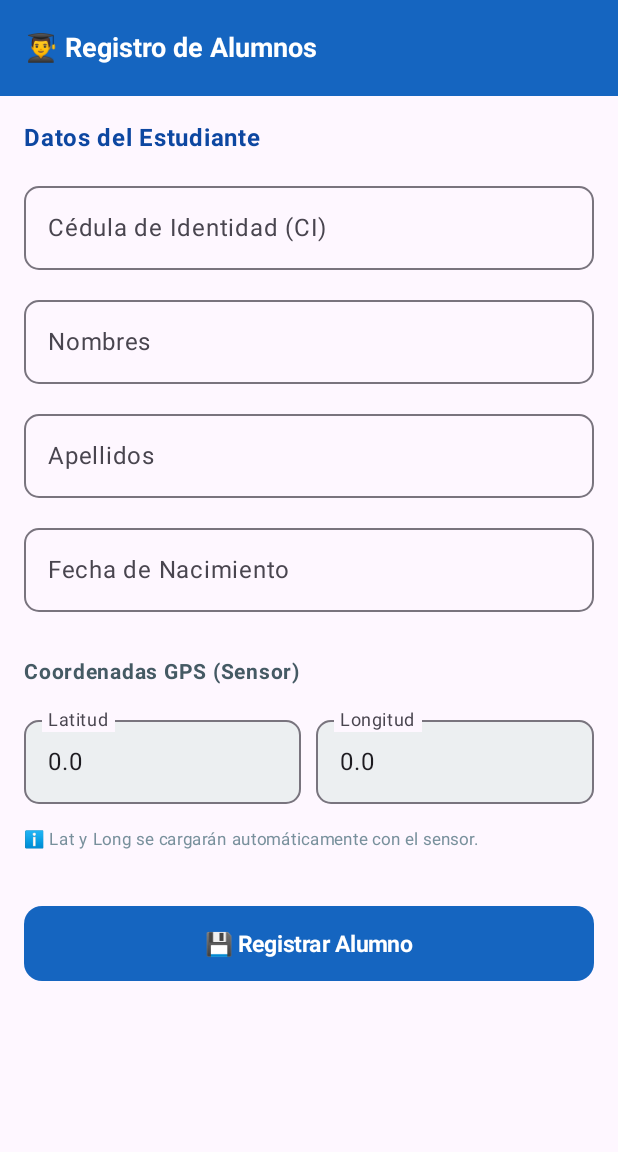
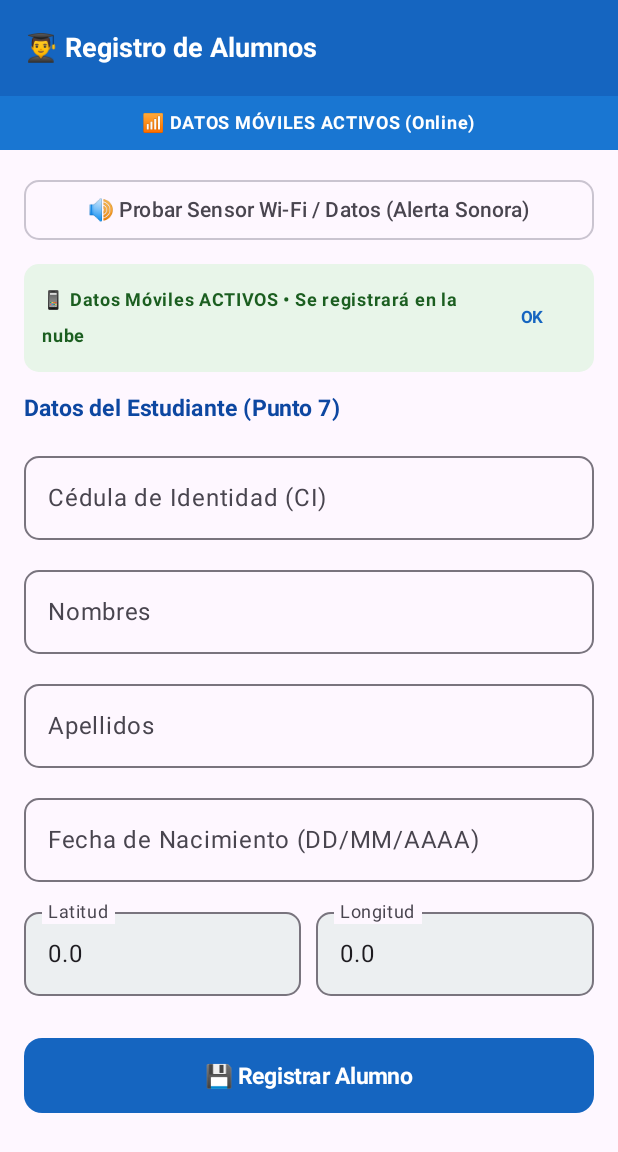
Before and after one commit to Zudokatotk/examen-, an Android app built with Jetpack Compose: the screen it shows after launch (MainActivity), on a phone screen of 412 x 824 dp. Shown: the top 1152 px of the screen. Run offline under Robolectric (Android 15) with nearby library versions, the phone set to English and light mode, and no system bars.

Commit message:
Punto 8: Verificacion de Wi-Fi/Datos con sonido y mensaje de alerta

```diff
--- a/app/src/main/AndroidManifest.xml
+++ b/app/src/main/AndroidManifest.xml
@@ -4,6 +4,7 @@
 
     <uses-permission android:name="android.permission.INTERNET" />
     <uses-permission android:name="android.permission.ACCESS_NETWORK_STATE" />
+    <uses-permission android:name="android.permission.ACCESS_WIFI_STATE" />
 
     <application
         android:allowBackup="true"
--- a/app/src/main/java/com/example/examen/MainActivity.kt
+++ b/app/src/main/java/com/example/examen/MainActivity.kt
@@ -1,10 +1,15 @@
 package com.example.examen
 
+import android.content.Context
+import android.net.ConnectivityManager
+import android.net.Network
+import android.net.NetworkRequest
 import android.os.Bundle
 import android.widget.Toast
 import androidx.activity.ComponentActivity
 import androidx.activity.compose.setContent
 import androidx.activity.enableEdgeToEdge
+import androidx.compose.foundation.background
 import androidx.compose.foundation.layout.*
 import androidx.compose.foundation.rememberScrollState
 import androidx.compose.foundation.shape.RoundedCornerShape
@@ -22,9 +27,16 @@ import androidx.compose.ui.unit.sp
 
 class MainActivity : ComponentActivity() {
 
+    private var estadoConexion = mutableStateOf(TipoConexion.SIN_CONEXION)
+    private var mensajeAlerta = mutableStateOf<String?>(null)
+    private var networkCallback: ConnectivityManager.NetworkCallback? = null
+
     override fun onCreate(savedInstanceState: Bundle?) {
         super.onCreate(savedInstanceState)
         enableEdgeToEdge()
+
+        // Monitoreo en tiempo real de Wi-Fi y Datos
+        iniciarMonitoreoRed()
 
         setContent {
             MaterialTheme(
@@ -39,6 +51,12 @@ class MainActivity : ComponentActivity() {
                     color = MaterialTheme.colorScheme.surface
                 ) {
                     RegistroAlumnoScreen(
+                        tipoConexion = estadoConexion.value,
+                        mensajeAlerta = mensajeAlerta.value,
+                        onVerificarConexionManual = {
+                            comprobarRedYEmitirAlerta(mostrarToast = true)
+                        },
+                        onDismissAlerta = { mensajeAlerta.value = null },
                         onRegistrarAlumno = { alumno ->
                             Toast.makeText(
                                 this,
@@ -51,29 +69,88 @@ class MainActivity : ComponentActivity() {
             }
         }
     }
+
+    override fun onResume() {
+        super.onResume()
+        comprobarRedYEmitirAlerta(mostrarToast = false)
+    }
+
+    override fun onDestroy() {
+        super.onDestroy()
+        networkCallback?.let {
+            val cm = getSystemService(Context.CONNECTIVITY_SERVICE) as? ConnectivityManager
+            cm?.unregisterNetworkCallback(it)
+        }
+    }
+
+    // ─────────────────────────────────────────────────────────────────────────
+    // PUNTO 8: Verificación de sensores Wi-Fi / Datos + Sonido + Mensaje
+    // ─────────────────────────────────────────────────────────────────────────
+
+    private fun comprobarRedYEmitirAlerta(mostrarToast: Boolean) {
+        val tipo = NetworkSoundHelper.verificarConexion(this)
+        estadoConexion.value = tipo
+
+        val hayInternet = (tipo != TipoConexion.SIN_CONEXION)
+        NetworkSoundHelper.reproducirSonidoAlerta(hayInternet)
+
+        val texto = when (tipo) {
+            TipoConexion.WIFI -> "🟢 Wi-Fi ACTIVO • Se registrará en la nube (Firestore)"
+            TipoConexion.DATOS_MOVILES -> "📱 Datos Móviles ACTIVOS • Se registrará en la nube"
+            TipoConexion.SIN_CONEXION -> "🔴 SIN CONEXIÓN • Se registrará en la Base de Datos Local"
+        }
+        mensajeAlerta.value = texto
+
+        if (mostrarToast) {
+            Toast.makeText(this, texto, Toast.LENGTH_SHORT).show()
+        }
+    }
+
+    private fun iniciarMonitoreoRed() {
+        val cm = getSystemService(Context.CONNECTIVITY_SERVICE) as? ConnectivityManager ?: return
+        val request = NetworkRequest.Builder().build()
+
+        networkCallback = object : ConnectivityManager.NetworkCallback() {
+            override fun onAvailable(network: Network) {
+                runOnUiThread {
+                    comprobarRedYEmitirAlerta(mostrarToast = true)
+                }
+            }
+
+            override fun onLost(network: Network) {
+                runOnUiThread {
+                    comprobarRedYEmitirAlerta(mostrarToast = true)
+                }
+            }
+        }
+        cm.registerNetworkCallback(request, networkCallback!!)
+    }
 }
 
 // ─────────────────────────────────────────────────────────────────────────────
-// PUNTO 7: Formulario de Alumno en Jetpack Compose
+// PANTALLA COMPOSE (Punto 7 + Punto 8)
 // ─────────────────────────────────────────────────────────────────────────────
 
 @OptIn(ExperimentalMaterial3Api::class)
 @Composable
 fun RegistroAlumnoScreen(
+    tipoConexion: TipoConexion,
+    mensajeAlerta: String?,
+    onVerificarConexionManual: () -> Unit,
+    onDismissAlerta: () -> Unit,
     onRegistrarAlumno: (Alumno) -> Unit
 ) {
-    // Estados para cada campo del formulario
     var ci by remember { mutableStateOf("") }
     var nombres by remember { mutableStateOf("") }
     var apellidos by remember { mutableStateOf("") }
     var fechaNacimiento by remember { mutableStateOf("") }
 
-    // Latitud y Longitud (Inicialmente en 0.0 o cargados por sensor)
     var latitud by remember { mutableStateOf("0.0") }
     var longitud by remember { mutableStateOf("0.0") }
 
     Scaffold(
         topBar = {
+            Column {
                 TopAppBar(
                     title = {
                         Text(
@@ -87,6 +164,29 @@ fun RegistroAlumnoScreen(
                         containerColor = Color(0xFF1565C0)
                     )
                 )
+
+                // Barra indicadora de Wi-Fi / Datos (Punto 8)
+                val (colorFondo, textoBarra) = when (tipoConexion) {
+                    TipoConexion.WIFI -> Color(0xFF2E7D32) to "📶 Wi-Fi ACTIVO (Online)"
+                    TipoConexion.DATOS_MOVILES -> Color(0xFF1976D2) to "📶 DATOS MÓVILES ACTIVOS (Online)"
+                    TipoConexion.SIN_CONEXION -> Color(0xFFC62828) to "⚠️ SIN CONEXIÓN (Modo Offline Local)"
+                }
+
+                Box(
+                    modifier = Modifier
+                        .fillMaxWidth()
+                        .background(colorFondo)
+                        .padding(vertical = 6.dp),
+                    contentAlignment = Alignment.Center
+                ) {
+                    Text(
+                        text = textoBarra,
+                        color = Color.White,
+                        fontSize = 12.sp,
+                        fontWeight = FontWeight.Bold
+                    )
+                }
+            }
         }
     ) { innerPadding ->
         Column(
@@ -97,77 +197,102 @@ fun RegistroAlumnoScreen(
                 .verticalScroll(rememberScrollState()),
             verticalArrangement = Arrangement.spacedBy(12.dp)
         ) {
+            // Botón de prueba para Punto 8 (Emitir sonido y verificar Wi-Fi)
+            OutlinedButton(
+                onClick = onVerificarConexionManual,
+                modifier = Modifier.fillMaxWidth(),
+                shape = RoundedCornerShape(10.dp)
+            ) {
+                Text("🔊 Probar Sensor Wi-Fi / Datos (Alerta Sonora)")
+            }
+
+            // Diálogo o Card de Alerta si cambió la red (Punto 8)
+            mensajeAlerta?.let { mensaje ->
+                Card(
+                    modifier = Modifier.fillMaxWidth(),
+                    shape = RoundedCornerShape(10.dp),
+                    colors = CardDefaults.cardColors(
+                        containerColor = if (tipoConexion != TipoConexion.SIN_CONEXION) Color(0xFFE8F5E9) else Color(0xFFFFEBEE)
+                    )
+                ) {
+                    Row(
+                        modifier = Modifier
+                            .fillMaxWidth()
+                            .padding(12.dp),
+                        verticalAlignment = Alignment.CenterVertically,
+                        horizontalArrangement = Arrangement.SpaceBetween
+                    ) {
                         Text(
-                text = "Datos del Estudiante",
-                fontSize = 16.sp,
+                            text = mensaje,
+                            fontSize = 12.sp,
+                            fontWeight = FontWeight.Bold,
+                            color = if (tipoConexion != TipoConexion.SIN_CONEXION) Color(0xFF1B5E20) else Color(0xFFB71C1C),
+                            modifier = Modifier.weight(1f)
+                        )
+                        TextButton(onClick = onDismissAlerta) {
+                            Text("OK", fontSize = 11.sp, fontWeight = FontWeight.Bold)
+                        }
+                    }
+                }
+            }
+
+            Text(
+                text = "Datos del Estudiante (Punto 7)",
+                fontSize = 15.sp,
                 fontWeight = FontWeight.Bold,
                 color = Color(0xFF0D47A1)
             )
 
-            // Campo: CI
+            // CI
             OutlinedTextField(
                 value = ci,
                 onValueChange = { ci = it },
                 label = { Text("Cédula de Identidad (CI)") },
-                placeholder = { Text("Ej: 8392102") },
                 keyboardOptions = KeyboardOptions(keyboardType = KeyboardType.Number),
                 modifier = Modifier.fillMaxWidth(),
                 singleLine = true,
                 shape = RoundedCornerShape(10.dp)
             )
 
-            // Campo: Nombres
+            // Nombres
             OutlinedTextField(
                 value = nombres,
                 onValueChange = { nombres = it },
                 label = { Text("Nombres") },
-                placeholder = { Text("Ej: Juan Carlos") },
                 modifier = Modifier.fillMaxWidth(),
                 singleLine = true,
                 shape = RoundedCornerShape(10.dp)
             )
 
-            // Campo: Apellidos
+            // Apellidos
             OutlinedTextField(
                 value = apellidos,
                 onValueChange = { apellidos = it },
                 label = { Text("Apellidos") },
-                placeholder = { Text("Ej: Pérez Gomez") },
                 modifier = Modifier.fillMaxWidth(),
                 singleLine = true,
                 shape = RoundedCornerShape(10.dp)
             )
 
-            // Campo: Fecha de Nacimiento
+            // Fecha de Nacimiento
             OutlinedTextField(
                 value = fechaNacimiento,
                 onValueChange = { fechaNacimiento = it },
-                label = { Text("Fecha de Nacimiento") },
-                placeholder = { Text("DD/MM/AAAA (Ej: 15/04/2001)") },
+                label = { Text("Fecha de Nacimiento (DD/MM/AAAA)") },
                 modifier = Modifier.fillMaxWidth(),
                 singleLine = true,
                 shape = RoundedCornerShape(10.dp)
             )
 
-            Spacer(modifier = Modifier.height(4.dp))
-
-            Text(
-                text = "Coordenadas GPS (Sensor)",
-                fontSize = 14.sp,
-                fontWeight = FontWeight.Bold,
-                color = Color(0xFF455A64)
-            )
-
-            // Fila con Latitud y Longitud (readOnly = true tal como pide el examen)
+            // Latitud y Longitud (readOnly)
             Row(
                 modifier = Modifier.fillMaxWidth(),
                 horizontalArrangement = Arrangement.spacedBy(10.dp)
             ) {
-                // Latitud
                 OutlinedTextField(
                     value = latitud,
                     onValueChange = {},
-                    readOnly = true, // No editable por el usuario
+                    readOnly = true,
                     label = { Text("Latitud") },
                     modifier = Modifier.weight(1f),
                     shape = RoundedCornerShape(10.dp),
@@ -177,11 +302,10 @@ fun RegistroAlumnoScreen(
                     )
                 )
 
-                // Longitud
                 OutlinedTextField(
                     value = longitud,
                     onValueChange = {},
-                    readOnly = true, // No editable por el usuario
+                    readOnly = true,
                     label = { Text("Longitud") },
                     modifier = Modifier.weight(1f),
                     shape = RoundedCornerShape(10.dp),
@@ -192,18 +316,12 @@ fun RegistroAlumnoScreen(
                 )
             }
 
-            Text(
-                text = "ℹ️ Lat y Long se cargarán automáticamente con el sensor.",
-                fontSize = 11.sp,
-                color = Color(0xFF78909C)
-            )
-
-            Spacer(modifier = Modifier.height(8.dp))
+            Spacer(modifier = Modifier.height(4.dp))
 
             // Botón de Registro
             Button(
                 onClick = {
-                    val nuevoAlumno = Alumno(
+                    val nuevo = Alumno(
                         ci = ci.trim(),
                         nombres = nombres.trim(),
                         apellidos = apellidos.trim(),
@@ -211,7 +329,7 @@ fun RegistroAlumnoScreen(
                         latitud = latitud.toDoubleOrNull() ?: 0.0,
                         longitud = longitud.toDoubleOrNull() ?: 0.0
                     )
-                    onRegistrarAlumno(nuevoAlumno)
+                    onRegistrarAlumno(nuevo)
                 },
                 modifier = Modifier
                     .fillMaxWidth()
@@ -219,11 +337,7 @@ fun RegistroAlumnoScreen(
                 shape = RoundedCornerShape(12.dp),
                 colors = ButtonDefaults.buttonColors(containerColor = Color(0xFF1565C0))
             ) {
-                Text(
-                    "💾 Registrar Alumno",
-                    fontSize = 15.sp,
-                    fontWeight = FontWeight.Bold
-                )
+                Text("💾 Registrar Alumno", fontSize = 15.sp, fontWeight = FontWeight.Bold)
             }
         }
     }
--- /dev/null
+++ b/app/src/main/java/com/example/examen/NetworkSoundHelper.kt
@@ -0,0 +1,58 @@
+package com.example.examen
+
+import android.content.Context
+import android.media.AudioManager
+import android.media.ToneGenerator
+import android.net.ConnectivityManager
+import android.net.NetworkCapabilities
+import android.os.Handler
+import android.os.Looper
+
+enum class TipoConexion {
+    WIFI,
+    DATOS_MOVILES,
+    SIN_CONEXION
+}
+
+object NetworkSoundHelper {
+
+    /**
+     * Verifica si Wi-Fi y/o Datos Móviles están activos
+     */
+    fun verificarConexion(context: Context): TipoConexion {
+        val cm = context.getSystemService(Context.CONNECTIVITY_SERVICE) as? ConnectivityManager
+            ?: return TipoConexion.SIN_CONEXION
+
+        val activeNetwork = cm.activeNetwork ?: return TipoConexion.SIN_CONEXION
+        val capabilities = cm.getNetworkCapabilities(activeNetwork) ?: return TipoConexion.SIN_CONEXION
+
+        return when {
+            capabilities.hasTransport(NetworkCapabilities.TRANSPORT_WIFI) -> TipoConexion.WIFI
+            capabilities.hasTransport(NetworkCapabilities.TRANSPORT_CELLULAR) -> TipoConexion.DATOS_MOVILES
+            else -> TipoConexion.SIN_CONEXION
+        }
+    }
+
+    /**
+     * Emite un sonido de alerta según el estado de la conexión
+     * - isConnected = true -> Sonido de confirmación (tono agudo agradable)
+     * - isConnected = false -> Sonido de advertencia (tono grave doble)
+     */
+    fun reproducirSonidoAlerta(isConnected: Boolean) {
+        try {
+            val toneGenerator = ToneGenerator(AudioManager.STREAM_NOTIFICATION, 100)
+            if (isConnected) {
+                // Tono de conexión exitosa
+                toneGenerator.startTone(ToneGenerator.TONE_PROP_BEEP, 200)
+            } else {
+                // Tono de alerta de desconexión
+                toneGenerator.startTone(ToneGenerator.TONE_CDMA_ALERT_CALL_GUARD, 350)
+            }
+            Handler(Looper.getMainLooper()).postDelayed({
+                toneGenerator.release()
+            }, 600)
+        } catch (e: Exception) {
+            e.printStackTrace()
+        }
+    }
+}
```
Lines whose indentation alone changed are shown as unchanged.
